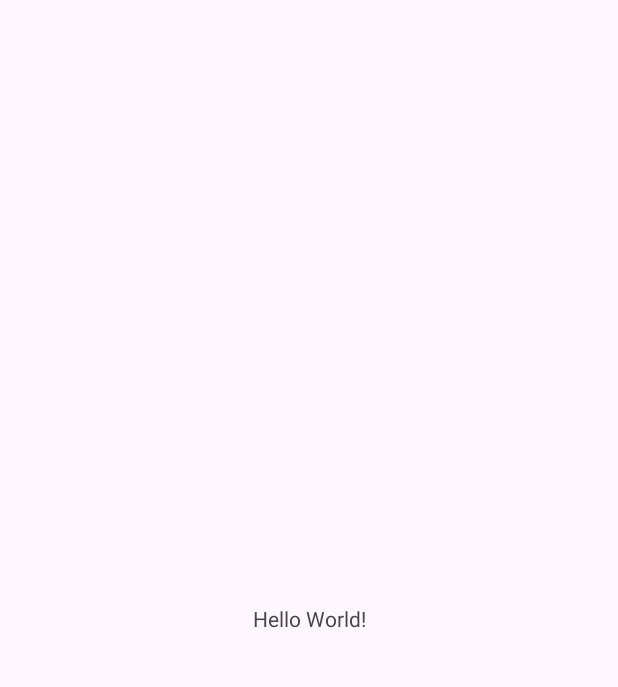
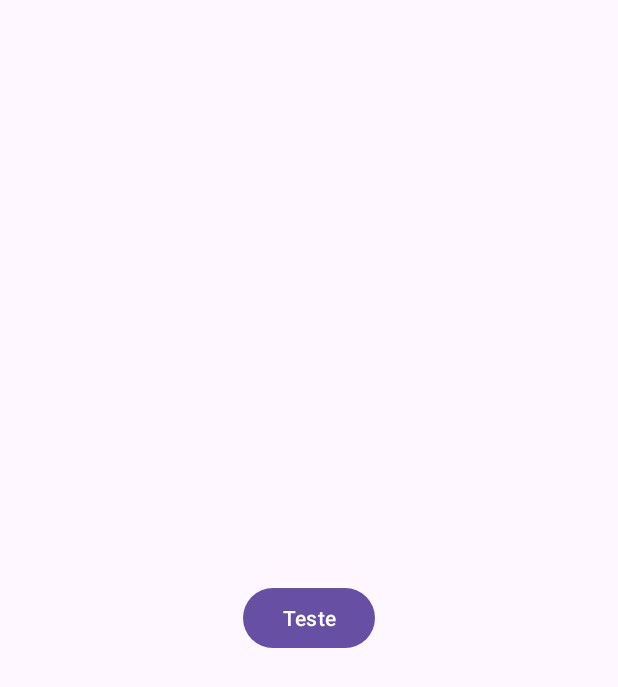
Before and after one commit to jrnomura/NumerosSorteados2, an Android app: the screen it shows after launch (MainActivity), on a phone screen of 412 x 824 dp. Before the commit the part shown is almost empty. Shown: the top 687 px of the screen. Run offline under Robolectric (Android 15) with nearby library versions, the phone set to English and light mode, and no system bars.

Commit message:
Projeto Inicial

```diff
--- a/app/src/main/res/layout/activity_main.xml
+++ b/app/src/main/res/layout/activity_main.xml
@@ -7,13 +7,13 @@
     android:layout_height="match_parent"
     tools:context=".MainActivity">
 
-    <TextView
+    <Button
+        android:id="@+id/button"
         android:layout_width="wrap_content"
         android:layout_height="wrap_content"
-        android:text="Hello World!"
+        android:text="Teste"
         app:layout_constraintBottom_toBottomOf="parent"
         app:layout_constraintEnd_toEndOf="parent"
         app:layout_constraintStart_toStartOf="parent"
         app:layout_constraintTop_toTopOf="parent" />
-
 </androidx.constraintlayout.widget.ConstraintLayout>
```
